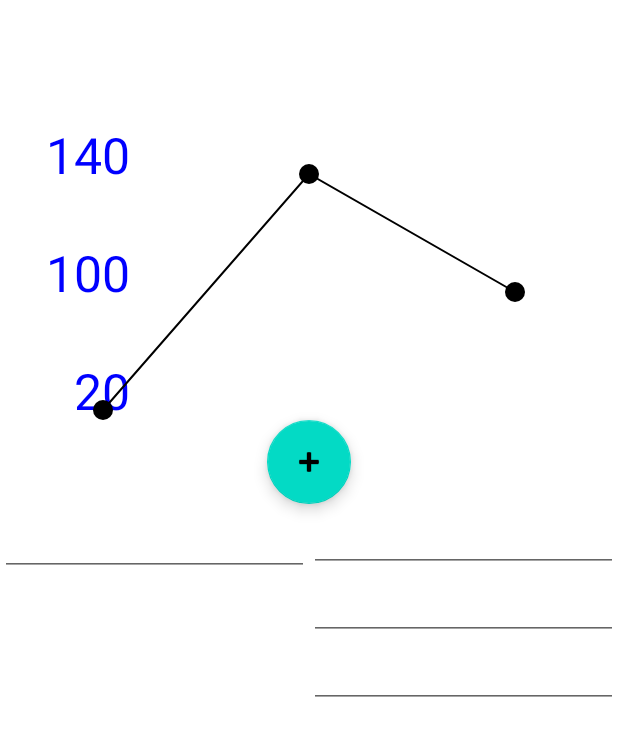
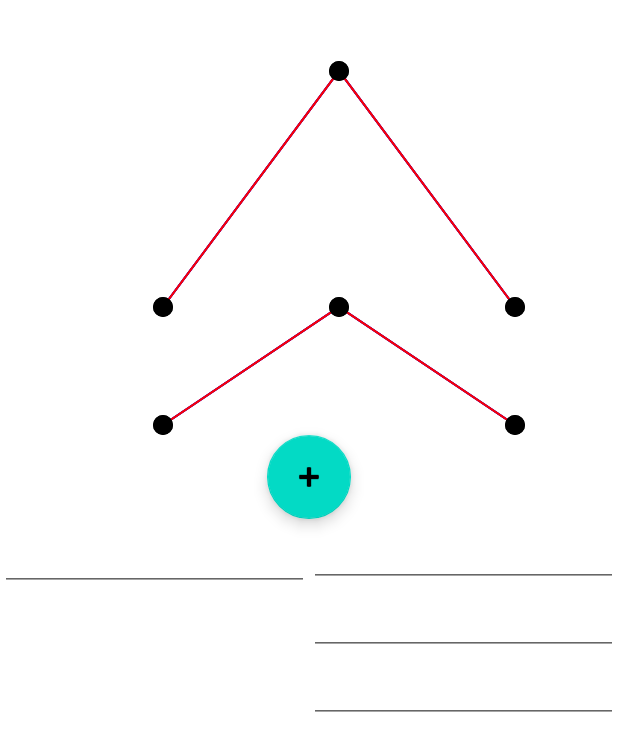
Before and after one commit to stonybean/MyGraph, an Android app: the screen it shows after launch (MainActivity), after a tap on an icon or button, on a phone screen of 412 x 824 dp. Shown: the top 751 px of the screen. Run offline under Robolectric (Android 15) with nearby library versions, the phone set to English and light mode, and no system bars; our stand-ins replace data binding.

Commit message:
210906 그래프 그리기 수정

```diff
--- a/app/src/main/java/com/github/stonybean/mygraph/GraphView.kt
+++ b/app/src/main/java/com/github/stonybean/mygraph/GraphView.kt
@@ -7,97 +7,84 @@ import android.graphics.Paint
 import android.graphics.Path
 import android.graphics.drawable.ShapeDrawable
 import android.graphics.drawable.shapes.PathShape
-import android.text.TextUtils
 import android.util.AttributeSet
 import android.view.View
-import android.view.ViewTreeObserver
 
 /**
  * Created by Joo on 2021/09/03
  */
-class GraphView(context: Context, attrs: AttributeSet) : View(context, attrs),
-    ViewTreeObserver.OnGlobalLayoutListener {
+class GraphView(context: Context, attrs: AttributeSet) : View(context, attrs) {
 
-    private lateinit var mLineShape: ShapeDrawable
-    private lateinit var mPointPaint: Paint
+    //    private lateinit var mLineShape: ShapeDrawable
+    private val pointPaintList: ArrayList<Paint> = ArrayList()
+    private val mLineShape: ArrayList<ShapeDrawable> = ArrayList()
+    private lateinit var pointPaint: Paint
 
-    private var mThickness: Float = 0F
-    private lateinit var mPoints: IntArray
-    private lateinit var mPointX: IntArray
-    private lateinit var mPointY: IntArray
+    private var thickness: Float = 0F
 
-    private var mPointSize: Int = 0
-    private var mPointRadius: Int = 0
-    private var mLineColor: Int = 0
-    private var mUnit: Int = 0
-    private var mOrigin: Int = 0
-    private var mDivide: Int = 0
+    private val pointList: ArrayList<ArrayList<Int>> = ArrayList()
+    private val xList: ArrayList<Int> = ArrayList()
+    private val yList: ArrayList<Int> = ArrayList()
 
-    init {
-        setType(context, attrs)
-    }
+    private var pointSize: Int = 0
+    private var pointRadius: Int = 0
+    private var lineColorList: ArrayList<Int> = ArrayList()
+    private var unit: Int = 0
+    private var origin: Int = 0
+    private var divide: Int = 0
 
-    fun setType(context: Context, attrs: AttributeSet) {
-//        val types: TypedArray = context.obtainStyledAttributes(attrs, R.styleable.GraphView)
 
-//        mPointPaint = Paint()
-//        mPointPaint.color = types.getColor(R.styleable.GraphView_pointColor, Color.BLACK)
-//        mPointSize = types.getDimension(R.styleable.GraphView_pointSize, 10F).toInt()
-//        mPointRadius = mPointSize / 2
-//
-//        mLineColor = types.getColor(R.styleable.GraphView_lineColor, Color.BLACK)
-//        mThickness = types.getDimension(R.styleable.GraphView_lineThickness, 1F)
+    fun setType(colorList: ArrayList<Int>) {
 
-        mPointPaint = Paint()
-        mPointPaint.color = Color.BLACK
-        mPointSize = 20
-        mPointRadius = mPointSize / 2
+        pointPaint = Paint()
+        pointPaint.color = Color.BLACK
 
-        mLineColor = Color.BLACK
-        mThickness = 2F
+        pointSize = 20
+        pointRadius = pointSize / 2
+
+        lineColorList.addAll(colorList)
+        thickness = 2F
+
     }
 
     //그래프 정보를 받는다
-    fun setPoints(title: String, points: IntArray, unit: Int, origin: Int, divide: Int) {
-        mPoints = points   //y축 값 배열
+    fun setPoints(points: ArrayList<ArrayList<Int>>, unit: Int, origin: Int, divide: Int) {
+        pointList.addAll(points)   //y축 값 배열
 
-        mUnit = unit       //y축 단위
-        mOrigin = origin   //y축 원점
-        mDivide = divide   //y축 값 갯수
+        this.unit = unit       //y축 단위
+        this.origin = origin   //y축 원점
+        this.divide = divide   //y축 값 갯수
     }
-
 
     //그래프를 만든다
     private fun draw() {
-        println("draw")
         val path = Path()
+        val height = height
 
-        val height = height
-        val points = mPoints
+        println("mLineColor : ${lineColorList.toList()}")
+        for (i in pointList.indices) {
+            val points = pointList[i]
 
             //x축 점 사이의 거리
             val gapX = width.toFloat() / points.size
 
             //y축 단위 사이의 거리
-        val gapY = (height - mPointSize) / mDivide
+            val gapY = (height - pointSize) / divide
 
             val halfGab = gapX / 2
 
             val length = points.size
-        mPointX = IntArray(length)
-        mPointY = IntArray(length)
 
+            for (j in 0 until length) {
+                // 점 좌표 구하기
+                val x = halfGab + (j * gapX)
+                val y = height - pointRadius - (((points[j] / unit) - origin) * gapY)
 
-        for (i in 0 until length) {
-            // 점 좌표 구하기
-            val x = halfGab + (i * gapX)
-            val y = height - mPointRadius - (((points[i] / mUnit) - mOrigin) * gapY)
-
-            mPointX[i] = x.toInt()
-            mPointY[i] = y
+                xList.add(x.toInt())
+                yList.add(y)
 
                 // 선 그리기
-            if (i == 0)
+                if (j == 0)
                     path.moveTo(x, y.toFloat())
                 else
                     path.lineTo(x, y.toFloat())
@@ -109,11 +96,13 @@ class GraphView(context: Context, attrs: AttributeSet) : View(context, attrs),
 
             val paint = shape.paint
             paint.style = Paint.Style.STROKE
-        paint.color = mLineColor
-        paint.strokeWidth = mThickness
+            paint.color = lineColorList[i]
+//            println("paint.color : ${paint.color}")
+            paint.strokeWidth = thickness
             paint.isAntiAlias = true
 
-        mLineShape = shape
+            mLineShape.add(shape)
+        }
     }
 
     fun drawForBeforeDrawView() {
@@ -127,32 +116,99 @@ class GraphView(context: Context, attrs: AttributeSet) : View(context, attrs),
         println("onDraw")
         super.onDraw(canvas)
 
-        // 텍스트 그리기 (타이틀, y축 값)
-        val textPaint = Paint()
-        textPaint.color = Color.BLUE
-        textPaint.textSize = 50F
-        textPaint.textAlign = Paint.Align.RIGHT
-
-        for (i in mPointY.indices) {
-            canvas?.drawText(mPoints[i].toString(), 130F, mPointY[i].toFloat(), textPaint)
+        // 선 그리기
+        mLineShape.forEachIndexed { index, shape ->
+            canvas?.let { mLineShape[index].draw(it) }
         }
 
-//        canvas?.drawText("Title", 300F, mPointY.lastIndex.toFloat() + 100, textPaint)
-
-        // 선 그리기
-        canvas?.let { mLineShape.draw(it) }
-
-
         // 점 그리기
-        val length = mPointX.size
+        val length = xList.size
         for (i in 0 until length) {
             canvas?.drawCircle(
-                mPointX[i].toFloat(),
-                mPointY[i].toFloat(), mPointRadius.toFloat(), mPointPaint
+                xList[i].toFloat(),
+                yList[i].toFloat(), pointRadius.toFloat(), pointPaint
             )
         }
     }
 
-    override fun onGlobalLayout() {
+//    //그래프 정보를 받는다
+//    fun setPoints(points: IntArray, unit: Int, origin: Int, divide: Int) {
+//        mPoints = points   //y축 값 배열
+//
+//        mUnit = unit       //y축 단위
+//        mOrigin = origin   //y축 원점
+//        mDivide = divide   //y축 값 갯수
+//    }
+
+//    //그래프를 만든다
+//    private fun draw() {
+//        val path = Path()
+//
+//        val height = height
+//        val points = mPoints
+//
+//        //x축 점 사이의 거리
+//        val gapX = width.toFloat() / points.size
+//
+//        //y축 단위 사이의 거리
+//        val gapY = (height - mPointSize) / mDivide
+//
+//        val halfGab = gapX / 2
+//
+//        val length = points.size
+//        mPointX = IntArray(length)
+//        mPointY = IntArray(length)
+//
+//
+//        for (i in 0 until length) {
+//            // 점 좌표 구하기
+//            val x = halfGab + (i * gapX)
+//            val y = height - mPointRadius - (((points[i] / mUnit) - mOrigin) * gapY)
+//
+//            mPointX[i] = x.toInt()
+//            mPointY[i] = y
+//
+//            // 선 그리기
+//            if (i == 0)
+//                path.moveTo(x, y.toFloat())
+//            else
+//                path.lineTo(x, y.toFloat())
+//        }
+//
+//        // 그려진 선으로 shape을 만든다
+//        val shape = ShapeDrawable(PathShape(path, 1F, 1F))
+//        shape.setBounds(0, 0, 1, 1)
+//
+//        val paint = shape.paint
+//        paint.style = Paint.Style.STROKE
+//        paint.color = mLineColor
+//        paint.strokeWidth = mThickness
+//        paint.isAntiAlias = true
+//
+//        mLineShape = shape
+//    }
+//
+//    fun drawForBeforeDrawView() {
+//        viewTreeObserver.addOnGlobalLayoutListener {
+//            println("drawForBeforeDrawView")
+//            draw()
+//        }
+//    }
+//
+//    override fun onDraw(canvas: Canvas?) {
+//        println("onDraw")
+//        super.onDraw(canvas)
+//
+//        // 선 그리기
+//        canvas?.let { mLineShape.draw(it) }
+//
+//        // 점 그리기
+//        val length = mPointX.size
+//        for (i in 0 until length) {
+//            canvas?.drawCircle(
+//                mPointX[i].toFloat(),
+//                mPointY[i].toFloat(), mPointRadius.toFloat(), mPointPaint
+//            )
+//        }
+//    }
 }
-}
--- a/app/src/main/java/com/github/stonybean/mygraph/MainActivity.kt
+++ b/app/src/main/java/com/github/stonybean/mygraph/MainActivity.kt
@@ -6,22 +6,22 @@ import androidx.appcompat.app.AppCompatActivity
 import android.os.Bundle
 import android.text.Editable
 import android.text.TextWatcher
-import android.view.LayoutInflater
-import android.widget.EditText
-import android.widget.LinearLayout
-import android.widget.RelativeLayout
 import android.widget.TextView
-import androidx.core.view.marginEnd
+import android.widget.Toast
 import androidx.databinding.DataBindingUtil
-import androidx.lifecycle.Observer
-import androidx.recyclerview.widget.LinearLayoutManager
 import com.github.stonybean.mygraph.databinding.ActivityMainBinding
 import com.github.stonybean.mygraph.databinding.ItemCellBinding
-import com.github.stonybean.mygraph.databinding.ItemCellTitleBinding
+import com.github.stonybean.mygraph.databinding.ItemCellTextBinding
 import org.koin.androidx.viewmodel.ext.android.viewModel
+import java.util.*
+import kotlin.collections.ArrayList
+import kotlin.collections.HashMap
 
 class MainActivity : AppCompatActivity() {
     private lateinit var binding: ActivityMainBinding
+    private val pointList: ArrayList<ArrayList<Int>> = ArrayList()      // 그래프 그릴 때 넘겨줄 전체 포인트값
+    private val pointHashMap: HashMap<Int, ArrayList<Int>> = HashMap()  // Tag 별도 관리 (EditText별)
+
     private val viewModel: ViewModel by viewModel()
 
     override fun onCreate(savedInstanceState: Bundle?) {
@@ -30,19 +30,31 @@ class MainActivity : AppCompatActivity() {
         binding = DataBindingUtil.setContentView(this, R.layout.activity_main)
         binding.activity = this@MainActivity
 
-        val points = intArrayOf(20, 140, 100)
+        val points: ArrayList<Int> = ArrayList()
+        val points2: ArrayList<Int> = ArrayList()
+        val color: ArrayList<Int> = ArrayList()
 
-//        val =
-            println("??? ${points.sum() / (points.size + 2)}")
+        points.add(20)
+        points.add(100)
+        points.add(50)
+        color.add(Color.BLUE)
+
+        points2.add(80)
+        points2.add(200)
+        points2.add(100)
+        color.add(Color.RED)
+
+        val test: ArrayList<ArrayList<Int>> = ArrayList()
+        test.add(points)
+        test.add(points2)
+
+
         // 전체 개수 + 2 (맨 아래, 위)
-
         // 전체 합 / , 원점은 0, 총 10줄로 나누어진 그래프를 그린다
-        binding.gvCell.setPoints("", points, points.sum() / (points.size + 2), 0, points.size)
+        binding.gvCell.setType(color)
+        binding.gvCell.setPoints(test, points.sum() / 3, 0, points.size)
         binding.gvCell.drawForBeforeDrawView()
 
-//        viewModel.cellTitle.observe(this, Observer {
-//
-//        })
 
         val button = binding.fab
         button.setOnClickListener {
@@ -50,19 +62,30 @@ class MainActivity : AppCompatActivity() {
             addCell()
         }
 
+        // 그래프 타이틀, y축 데이터 초기화
         binding.llCellTitle.removeAllViews()
-//        viewModel.addCellTitle(this, binding.llCellTitle)
+        binding.llCellUnit.removeAllViews()
     }
 
 
     fun addCellTitle(childCount: Int, title: String) {
 
-        val itemCellTitleBinding = ItemCellTitleBinding.inflate(layoutInflater)
+        val itemCellTextBinding = ItemCellTextBinding.inflate(layoutInflater)
 
-        itemCellTitleBinding.tvCellTitle.tag = childCount
-        itemCellTitleBinding.tvCellTitle.text = title
+        itemCellTextBinding.tvCellTitle.tag = childCount
+        itemCellTextBinding.tvCellTitle.text = title
 
-        binding.llCellTitle.addView(itemCellTitleBinding.root)
+        binding.llCellTitle.addView(itemCellTextBinding.root)
+    }
+
+    fun addCellUnit(childCount: Int, point: String) {
+
+        val itemCellTextBinding = ItemCellTextBinding.inflate(layoutInflater)
+
+        itemCellTextBinding.tvCellTitle.tag = childCount
+        itemCellTextBinding.tvCellTitle.text = title
+
+        binding.llCellUnit.addView(itemCellTextBinding.root)
     }
 
     fun addCell() {
@@ -70,20 +93,19 @@ class MainActivity : AppCompatActivity() {
         val layout = binding.llCellItem
         val itemCellBinding = ItemCellBinding.inflate(layoutInflater)
 
-        println("??? ${layout.childCount}")
-        itemCellBinding.etTitle.tag = layout.childCount + 1
+//        itemCellBinding.etTitle.tag = layout.childCount + 1
+        itemCellBinding.etTitle.tag = layout.childCount
 
-        itemCellBinding.etTitle.addTextChangedListener(CellTitleTextChangedListener(itemCellBinding.etTitle.tag as Int))
+        val titleTag = itemCellBinding.etTitle.tag
+        // title TextView와 똑같이 맞추기 위함
+        itemCellBinding.etItem1.tag = titleTag
+        itemCellBinding.etItem2.tag = titleTag
+        itemCellBinding.etItem3.tag = titleTag
 
-        itemCellBinding.etItem1.addTextChangedListener(CellItemTextChangedListener())
-        itemCellBinding.etItem2.addTextChangedListener(CellItemTextChangedListener())
-        itemCellBinding.etItem3.addTextChangedListener(CellItemTextChangedListener())
-
-        // title TextView와 똑같이 맞추기 위함
-
-//        itemCellBinding.etItem1.tag = "${layout.childCount + 1}"
-//        itemCellBinding.etItem2.tag = "${layout.childCount + 1}"
-//        itemCellBinding.etItem3.tag = "${layout.childCount + 1}"
+        itemCellBinding.etTitle.addTextChangedListener(CellTitleTextChangedListener(titleTag as Int))
+        itemCellBinding.etItem1.addTextChangedListener(CellItemTextChangedListener(titleTag))
+        itemCellBinding.etItem2.addTextChangedListener(CellItemTextChangedListener(titleTag))
+        itemCellBinding.etItem3.addTextChangedListener(CellItemTextChangedListener(titleTag))
 
         layout.addView(itemCellBinding.root)
     }
@@ -93,6 +115,7 @@ class MainActivity : AppCompatActivity() {
         override fun afterTextChanged(p0: Editable?) {
 
         }
+
         override fun beforeTextChanged(p0: CharSequence?, p1: Int, p2: Int, p3: Int) {
 
         }
@@ -107,7 +130,8 @@ class MainActivity : AppCompatActivity() {
 
     }
 
-    inner class CellItemTextChangedListener: TextWatcher {
+    inner class CellItemTextChangedListener(tag: Int) : TextWatcher {
+        private val currentTag = tag
         override fun afterTextChanged(p0: Editable?) {
 
         }
@@ -117,6 +141,45 @@ class MainActivity : AppCompatActivity() {
         }
 
         override fun onTextChanged(p0: CharSequence?, p1: Int, p2: Int, p3: Int) {
+            val point: ArrayList<Int> = ArrayList()
+            point.add(p0.toString().toInt())
+
+            //        val points: ArrayList<Int> = ArrayList()
+            //        val points2: ArrayList<Int> = ArrayList()
+            //        points.add(20)
+            //        points.add(100)
+            //        points.add(50)
+            // points = (20, 100, 50)
+            // points2 = (120, 200, 30)
+
+            if (pointHashMap[currentTag] == null) {
+                pointList[currentTag] = point
+                pointHashMap[currentTag] = point
+            } else {
+                pointList[currentTag].add(point.toString().toInt())
+                pointHashMap[currentTag]?.add(p0.toString().toInt())
+            }
+
+            var isCorrect = true
+            pointList.forEach {
+                if (it.size != 3) {
+                    // 하나의 아이템이라도 비어있으면 false
+                    isCorrect = false
+                }
+            }
+
+            if (isCorrect) {
+                // 그래프 그리기 요청
+                binding.gvCell.setPoints(
+                    pointList,
+                    pointList[currentTag].sum() / 3,
+                    0,
+                    pointList[currentTag].size
+                )
+                binding.gvCell.drawForBeforeDrawView()
+            } else {
+                Toast.makeText(this@MainActivity, "항목을 모두 채워주세요.", Toast.LENGTH_SHORT).show()
+            }
         }
     }
 }
--- a/app/src/main/res/layout/activity_main.xml
+++ b/app/src/main/res/layout/activity_main.xml
@@ -26,17 +26,11 @@
                 android:id="@+id/ll_cell_title"
                 android:layout_width="match_parent"
                 android:layout_height="wrap_content"
-                android:layout_marginTop="30dp"
+                android:layout_marginTop="20dp"
                 android:gravity="center"
                 android:orientation="horizontal" />
 
         </ScrollView>
-
-        <com.github.stonybean.mygraph.GraphView
-            android:id="@+id/gv_cell"
-            android:layout_width="match_parent"
-            android:layout_height="250dp"
-            app:layout_constraintTop_toBottomOf="@+id/sv_cell_title" />
 
         <ScrollView
             android:id="@+id/sv_cell_item"
@@ -54,6 +48,35 @@
                 android:orientation="vertical" />
         </ScrollView>
 
+        <ScrollView
+            android:id="@+id/sv_cell_unit"
+            android:layout_width="0dp"
+            android:layout_height="0dp"
+            android:layout_marginTop="20dp"
+            app:layout_constraintTop_toBottomOf="@+id/sv_cell_title"
+            app:layout_constraintStart_toStartOf="parent"
+            app:layout_constraintEnd_toStartOf="@+id/gv_cell"
+            app:layout_constraintBottom_toTopOf="@+id/fab">
+
+            <LinearLayout
+                android:id="@+id/ll_cell_unit"
+                android:layout_width="match_parent"
+                android:layout_height="wrap_content"
+                android:gravity="center"
+                android:orientation="vertical" />
+
+        </ScrollView>
+
+        <com.github.stonybean.mygraph.GraphView
+            android:id="@+id/gv_cell"
+            android:layout_width="match_parent"
+            android:layout_height="250dp"
+            android:layout_marginStart="50dp"
+            android:layout_marginTop="20dp"
+            android:layout_marginEnd="10dp"
+            android:layout_marginBottom="10dp"
+            app:layout_constraintTop_toBottomOf="@+id/sv_cell_title" />
+
         <com.google.android.material.floatingactionbutton.FloatingActionButton
             android:id="@+id/fab"
             android:layout_width="wrap_content"
@@ -63,7 +86,7 @@
             app:layout_constraintEnd_toEndOf="parent"
             app:layout_constraintStart_toStartOf="parent"
             app:layout_constraintTop_toBottomOf="@+id/gv_cell"
-            tools:ignore="ContentDescription,SpeakableTextPresentCheck" />
+            tools:ignore="ContentDescription,SpeakableTextPresentCheck,ImageContrastCheck" />
 
     </androidx.constraintlayout.widget.ConstraintLayout>
 </layout>
```
Also changed, not shown: app/src/main/res/layout/item_cell_text.xml (renamed from app/src/main/res/layout/item_cell_title.xml). Lines whose indentation alone changed are shown as unchanged.
